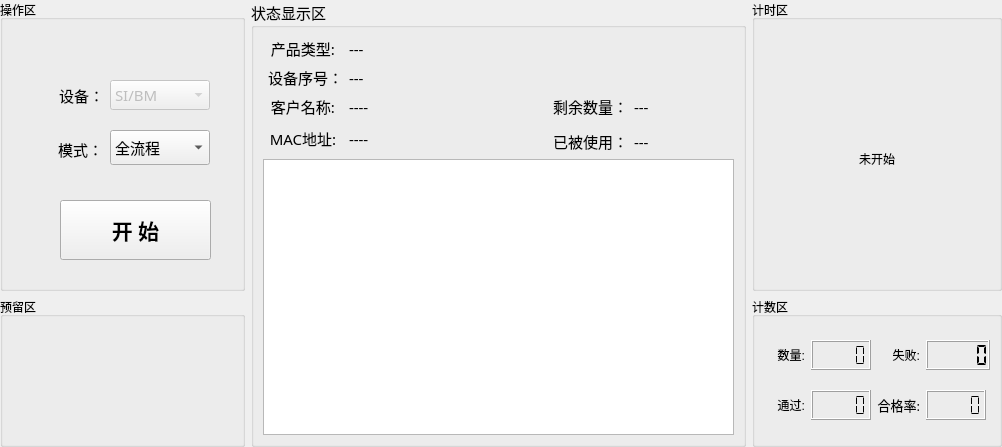
Qt form PDU-MonitorDebug/home/home_workwid.ui (ChinaClever/PDU-MonitorDebug) before a commit.
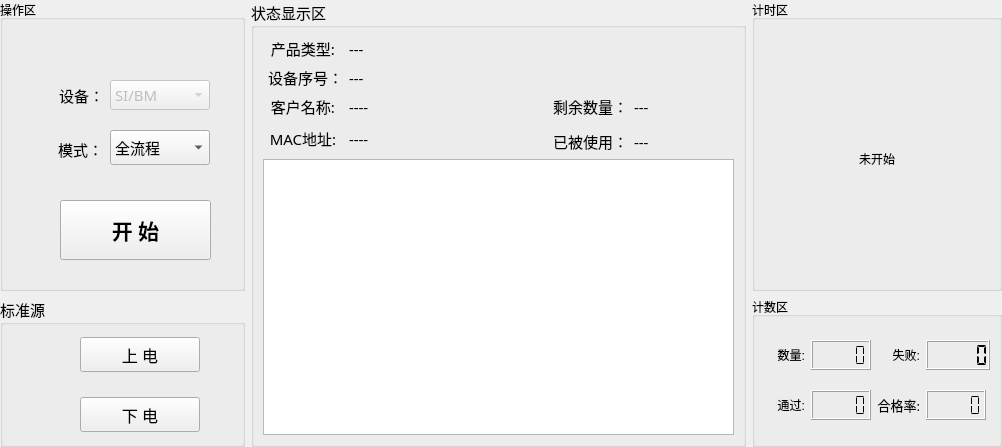
The same form after that commit.

Commit message: 增加标准源操作功能

Patch:
```diff
--- a/PDU-MonitorDebug/home/home_workwid.ui
+++ b/PDU-MonitorDebug/home/home_workwid.ui
@@ -654,9 +654,53 @@
    </item>
    <item row="1" column="0">
     <widget class="QGroupBox" name="groupBox_4">
+     <property name="font">
+      <font>
+       <family>微软雅黑</family>
+       <pointsize>11</pointsize>
+      </font>
+     </property>
      <property name="title">
-      <string>预留区</string>
+      <string>标准源</string>
      </property>
+     <widget class="QPushButton" name="upBtn">
+      <property name="geometry">
+       <rect>
+        <x>80</x>
+        <y>40</y>
+        <width>120</width>
+        <height>35</height>
+       </rect>
+      </property>
+      <property name="font">
+       <font>
+        <family>微软雅黑</family>
+        <pointsize>12</pointsize>
+       </font>
+      </property>
+      <property name="text">
+       <string>上 电</string>
+      </property>
+     </widget>
+     <widget class="QPushButton" name="downBtn">
+      <property name="geometry">
+       <rect>
+        <x>80</x>
+        <y>100</y>
+        <width>120</width>
+        <height>35</height>
+       </rect>
+      </property>
+      <property name="font">
+       <font>
+        <family>微软雅黑</family>
+        <pointsize>12</pointsize>
+       </font>
+      </property>
+      <property name="text">
+       <string>下 电</string>
+      </property>
+     </widget>
     </widget>
    </item>
   </layout>
```
The commit also changes 1 other file.
